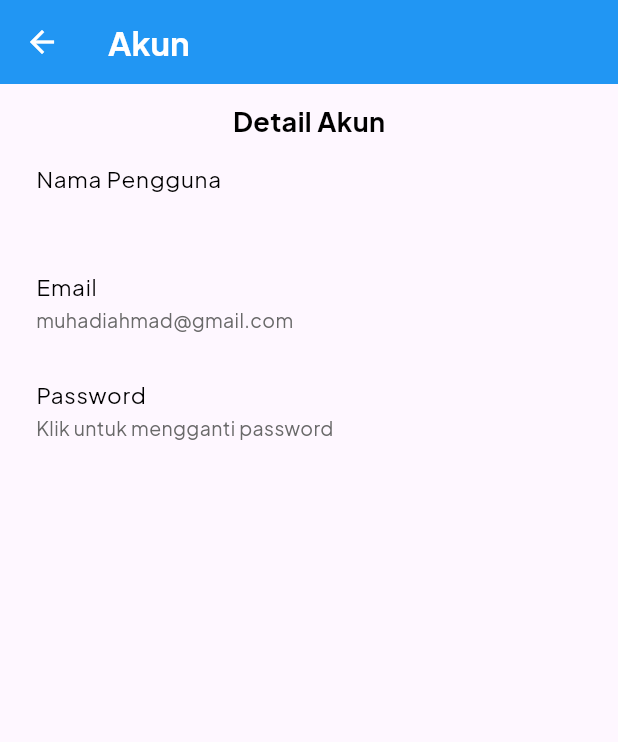
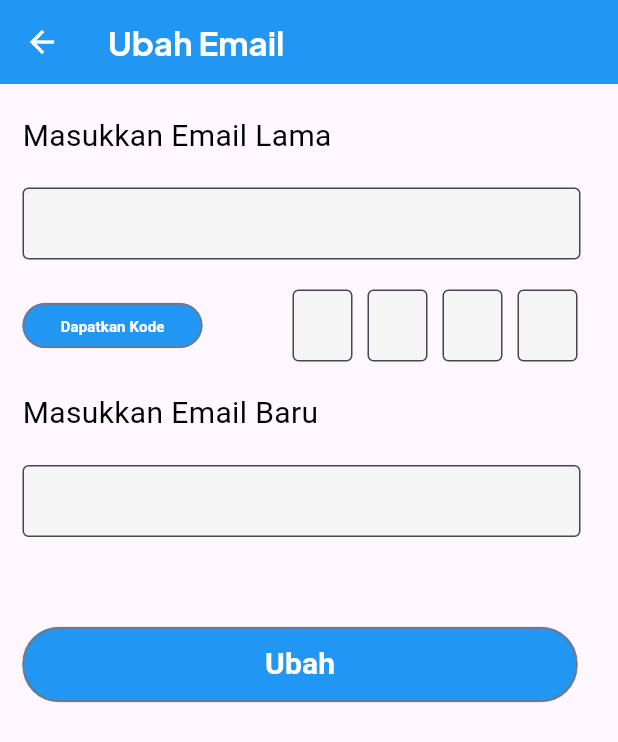
Before and after one commit to H4ntz-M4d/Project_AttendaceApp, a Flutter app: the AccountScreen screen opened directly, after a tap on "Email", on a phone screen of 412 x 824 dp. Shown: the top 742 px of the screen. Run offline on Flutter 3.47's test engine with Material 3 defaults, Android fonts, the phone set to English and light mode, and no system bars; our stand-ins replace bloc, fl_chart, flutter_bloc, fluttertoast, get, google_fonts and 6 more; missing offline and left inert: dart:ffi; accounts and stored records are empty; project files that could hold a hidden picture were left out.

Commit message:
membuat page ubah email

```diff
--- a/lib/Screen/record/record_screen.dart
+++ b/lib/Screen/record/record_screen.dart
@@ -40,7 +40,7 @@ class ExampleSidebarX extends StatelessWidget {
           color: canvasColor,
           borderRadius: BorderRadius.circular(20),
         ),
-        hoverColor: scaffoldBackgroundColor,
+        // hoverColor: scaffoldBackgroundColor,
         textStyle: TextStyle(color: Colors.white.withOpacity(0.7)),
         selectedTextStyle: const TextStyle(color: Colors.white),
         itemTextPadding: const EdgeInsets.only(left: 30),
@@ -413,7 +413,7 @@ class _UserCardState extends State<UserCard> {
           user.nama,
           style: TextStyle(
             color: Colors.white.withOpacity(0.6),
-            fontSize: 12,
+            fontSize: 16,
           ),
         ),
       ].toColumn(crossAxisAlignment: CrossAxisAlignment.start),
--- a/lib/api_connection/api_connection.dart
+++ b/lib/api_connection/api_connection.dart
@@ -1,5 +1,5 @@
 class API {
-  static const hostConnect = "http://192.168.1.61/api_attendance_app";
+  static const hostConnect = "http://192.168.1.54/api_attendance_app";
   static const hostConnectUser = "$hostConnect/user";
 
   static const login = "$hostConnect/user/login.php";
@@ -8,5 +8,7 @@ class API {
   static const forgotPassword = "$hostConnect/user/forgot_password.php";
   static const verifyCode = "$hostConnect/user/verify_code.php";
   static const resetPassword = "$hostConnect/user/reset_password.php";
+  static const sendEmailCode = "$hostConnect/user/email_code.php";
+  static const changeEmail = "$hostConnect/user/change_email.php";
   static const getRecord = "$hostConnect/user/get_record.php";
 }
--- /dev/null
+++ b/lib/user/authentication/change_email.dart
@@ -0,0 +1,237 @@
+import 'dart:convert';
+
+import 'package:flutter/material.dart';
+import 'package:flutter/widgets.dart';
+import 'package:get/get.dart';
+import 'package:google_fonts/google_fonts.dart';
+import 'package:project_attendance_app/api_connection/api_connection.dart';
+import 'package:project_attendance_app/user/userPreferences/current_user.dart';
+import 'package:http/http.dart' as http;
+
+class ChangeEmail extends StatefulWidget {
+  const ChangeEmail({super.key});
+
+  @override
+  _ChangeEmail createState() => _ChangeEmail();
+}
+
+class _ChangeEmail extends State<ChangeEmail> {
+  final CurrentUser _currentUser = Get.put(CurrentUser());
+  final List<TextEditingController> _kode =
+      List.generate(4, (index) => TextEditingController());
+  final TextEditingController oldEmailController = TextEditingController();
+  final TextEditingController newEmailController = TextEditingController();
+
+  Future<void> getVerificationCode() async {
+    final String nis = _currentUser.user.nis;
+    final response = await http.post(
+      Uri.parse(API.sendEmailCode),
+      body: {
+        'nis': nis,
+        'email_lama': oldEmailController.text.trim(),
+      },
+    );
+
+    if (response.statusCode == 200) {
+      final responseData = json.decode(response.body);
+      ScaffoldMessenger.of(context).showSnackBar(
+        SnackBar(content: Text(responseData['message'])),
+      );
+    } else {
+      ScaffoldMessenger.of(context).showSnackBar(
+        const SnackBar(content: Text('Gagal mengirim kode verifikasi.')),
+      );
+    }
+  }
+
+  Future<void> changeEmail() async {
+    final String nis = _currentUser.user.nis;
+    final verificationcode =
+        _kode.map((controller) => controller.text).join('');
+    final response = await http.post(
+      Uri.parse(API.changeEmail),
+      body: {
+        'nis': nis,
+        'verifikasi_kode': verificationcode,
+        'email_baru': newEmailController.text
+      },
+    );
+    if (response.statusCode == 200) {
+      final responseData = json.decode(response.body);
+      ScaffoldMessenger.of(context).showSnackBar(
+        SnackBar(content: Text(responseData['message'])),
+      );
+    } else {
+      ScaffoldMessenger.of(context).showSnackBar(
+        const SnackBar(content: Text('Gagal mengubah email.')),
+      );
+    }
+  }
+
+  @override
+  Widget build(BuildContext context) {
+    return Scaffold(
+      appBar: AppBar(
+        leading: IconButton(
+            onPressed: () {
+              Navigator.pop(context);
+            },
+            icon: const Icon(
+              Icons.arrow_back,
+              color: Colors.white,
+            )),
+        title: Text(
+          'Ubah Email',
+          style: GoogleFonts.plusJakartaSans(
+              color: Colors.white, fontWeight: FontWeight.bold),
+        ),
+        backgroundColor: Colors.blue,
+      ),
+      body: SingleChildScrollView(
+        child: Padding(
+          padding: const EdgeInsets.only(left: 15.0),
+          child: Column(
+            crossAxisAlignment: CrossAxisAlignment.start,
+            children: [
+              const SizedBox(height: 20),
+              const Text(
+                'Masukkan Email Lama',
+                style: TextStyle(fontSize: 20, color: Colors.black),
+              ),
+              const SizedBox(height: 20),
+              Padding(
+                padding: const EdgeInsets.only(right: 25),
+                child: Column(
+                  mainAxisAlignment: MainAxisAlignment.center,
+                  children: [
+                    TextFormField(
+                      controller: oldEmailController,
+                      decoration: const InputDecoration(
+                        contentPadding:
+                            EdgeInsets.symmetric(horizontal: 15, vertical: 10),
+                        border: OutlineInputBorder(),
+                        filled: true,
+                        fillColor: Color(0xFFF5F5F5),
+                      ),
+                    )
+                  ],
+                ),
+              ),
+              const SizedBox(height: 20),
+              Row(
+                mainAxisAlignment: MainAxisAlignment.start,
+                children: [
+                  Container(
+                    height: 30,
+                    width: 120,
+                    decoration: BoxDecoration(
+                      color: Colors.blue,
+                      border: Border.all(width: 0.1),
+                      borderRadius: BorderRadius.circular(24),
+                    ),
+                    child: OutlinedButton(
+                      onPressed: getVerificationCode,
+                      child: const Center(
+                        child: Text(
+                          'Dapatkan Kode',
+                          style: TextStyle(
+                            color: Colors.white,
+                            fontWeight: FontWeight.bold,
+                            fontSize: 10,
+                          ),
+                        ),
+                      ),
+                    ),
+                  ),
+                  const SizedBox(width: 55),
+                  for (int i = 0; i < 4; i++)
+                    Padding(
+                      padding: const EdgeInsets.symmetric(horizontal: 5.0),
+                      child: Column(
+                        children: [
+                          SizedBox(
+                            width: 40,
+                            child: TextFormField(
+                              controller: _kode[i],
+                              textAlign: TextAlign.center,
+                              maxLength: 1,
+                              keyboardType: TextInputType.number,
+                              textInputAction: i < 3
+                                  ? TextInputAction.next
+                                  : TextInputAction.done,
+                              onChanged: (value) {
+                                if (value.length == 1) {
+                                  FocusScope.of(context).nextFocus();
+                                } else {
+                                  FocusScope.of(context).previousFocus();
+                                }
+                              },
+                              decoration: const InputDecoration(
+                                counterText: "",
+                                contentPadding:
+                                    EdgeInsets.symmetric(vertical: 10),
+                                border: OutlineInputBorder(),
+                                filled: true,
+                                fillColor: Color(0xFFF5F5F5),
+                              ),
+                            ),
+                          ),
+                        ],
+                      ),
+                    ),
+                ],
+              ),
+              const SizedBox(height: 20),
+              const Text(
+                'Masukkan Email Baru',
+                style: TextStyle(fontSize: 20, color: Colors.black),
+              ),
+              const SizedBox(height: 20),
+              Padding(
+                padding: const EdgeInsets.only(right: 25),
+                child: Column(
+                  mainAxisAlignment: MainAxisAlignment.center,
+                  children: [
+                    TextFormField(
+                      controller: newEmailController,
+                      decoration: const InputDecoration(
+                        contentPadding:
+                            EdgeInsets.symmetric(horizontal: 15, vertical: 10),
+                        border: OutlineInputBorder(),
+                        filled: true,
+                        fillColor: Color(0xFFF5F5F5),
+                      ),
+                    )
+                  ],
+                ),
+              ),
+              const SizedBox(height: 60),
+              Container(
+                height: 50,
+                width: 370,
+                decoration: BoxDecoration(
+                  color: Colors.blue,
+                  border: Border.all(width: 0.1),
+                  borderRadius: BorderRadius.circular(24),
+                ),
+                child: OutlinedButton(
+                  onPressed: changeEmail,
+                  child: const Center(
+                    child: Text(
+                      'Ubah',
+                      style: TextStyle(
+                        color: Colors.white,
+                        fontWeight: FontWeight.bold,
+                        fontSize: 20,
+                      ),
+                    ),
+                  ),
+                ),
+              ),
+            ],
+          ),
+        ),
+      ),
+    );
+  }
+}
--- a/lib/user/authentication/login_layout.dart
+++ b/lib/user/authentication/login_layout.dart
@@ -82,7 +82,11 @@ class _LoginPage extends State<LoginPage> {
   @override
   Widget build(BuildContext context) {
     return Scaffold(
-      body: SingleChildScrollView(
+      body: GestureDetector(
+        onTap: () {
+          FocusScope.of(context).unfocus();
+        },
+        child: SingleChildScrollView(
           child: Stack(
             children: [
               Positioned(
@@ -142,7 +146,7 @@ class _LoginPage extends State<LoginPage> {
                 height: MediaQuery.of(context).size.height / 1.53,
                 decoration: const BoxDecoration(
                   color: Colors.white,
-                borderRadius: BorderRadius.only(topLeft: Radius.circular(20), topRight: Radius.circular(20)),
+                  borderRadius: BorderRadius.all(Radius.circular(20)),
                   boxShadow: [
                     BoxShadow(
                       color: Colors.black26,
@@ -304,6 +308,7 @@ class _LoginPage extends State<LoginPage> {
             ],
           ),
         ),
+      ),
     );
   }
 }
--- a/lib/user/fragments/account_screen.dart
+++ b/lib/user/fragments/account_screen.dart
@@ -2,6 +2,7 @@ import 'package:flutter/material.dart';
 import 'package:get/get.dart';
 import 'package:get/get_core/src/get_main.dart';
 import 'package:google_fonts/google_fonts.dart';
+import 'package:project_attendance_app/user/authentication/change_email.dart';
 import 'package:project_attendance_app/user/authentication/forgot_password.dart';
 import 'package:project_attendance_app/user/userPreferences/current_user.dart';
 
@@ -14,7 +15,6 @@ class AccountScreen extends StatefulWidget {
 
 class _AccountScreenState extends State<AccountScreen> {
   final CurrentUser _currentUser = Get.put(CurrentUser());
-
 
   @override
   Widget build(BuildContext context) {
@@ -39,7 +39,7 @@ class _AccountScreenState extends State<AccountScreen> {
         child: Padding(
           padding: const EdgeInsets.only(top: 12, right: 8, left: 8),
           child: Column(
-            children: <Widget> [
+            children: <Widget>[
               Text(
                 'Detail Akun',
                 style: GoogleFonts.plusJakartaSans(
@@ -52,66 +52,58 @@ class _AccountScreenState extends State<AccountScreen> {
                 title: Text(
                   'Nama Pengguna',
                   style: GoogleFonts.plusJakartaSans(
-                  color: Colors.black,
-                  fontSize: 15
-                ),
+                      color: Colors.black, fontSize: 15),
                 ),
                 subtitle: Text(
                   _currentUser.user.nama,
                   style: GoogleFonts.plusJakartaSans(
-                  color: Color.fromARGB(255, 105, 105, 105),
-                  fontSize: 13
+                      color: Color.fromARGB(255, 105, 105, 105), fontSize: 13),
                 ),
               ),
-            ),
-
               InkWell(
-              onTap: (){},
+                onTap: () {
+                  Navigator.push(context,
+                      MaterialPageRoute(builder: (ctx) => ChangeEmail()));
+                },
                 splashColor: Colors.white30,
                 child: ListTile(
                   title: Text(
                     'Email',
                     style: GoogleFonts.plusJakartaSans(
-                    color: Colors.black,
-                    fontSize: 15
-                  ),
+                        color: Colors.black, fontSize: 15),
                   ),
                   subtitle: Text(
                     'muhadiahmad@gmail.com',
                     style: GoogleFonts.plusJakartaSans(
                         color: Color.fromARGB(255, 105, 105, 105),
-                    fontSize: 13
+                        fontSize: 13),
                   ),
                 ),
               ),
-            ),
-
               InkWell(
-              onTap: (){
-                Navigator.push(context, MaterialPageRoute(
-                  builder: (ctx) => ForgotPasswordPage()
-                ));
+                onTap: () {
+                  Navigator.push(
+                      context,
+                      MaterialPageRoute(
+                          builder: (ctx) => ForgotPasswordPage()));
                 },
                 splashColor: Colors.white30,
                 child: ListTile(
                   title: Text(
                     'Password',
                     style: GoogleFonts.plusJakartaSans(
-                    color: Colors.black,
-                    fontSize: 15
-                  ),
+                        color: Colors.black, fontSize: 15),
                   ),
                   subtitle: Text(
                     'Klik untuk mengganti password',
                     style: GoogleFonts.plusJakartaSans(
                         color: Color.fromARGB(255, 105, 105, 105),
-                    fontSize: 13
+                        fontSize: 13),
                   ),
                 ),
               ),
+            ],
           ),
-
-          ],),
         ),
       ),
     );
```
Also changed, not shown: pubspec.lock. Lines whose indentation alone changed are shown as unchanged.
